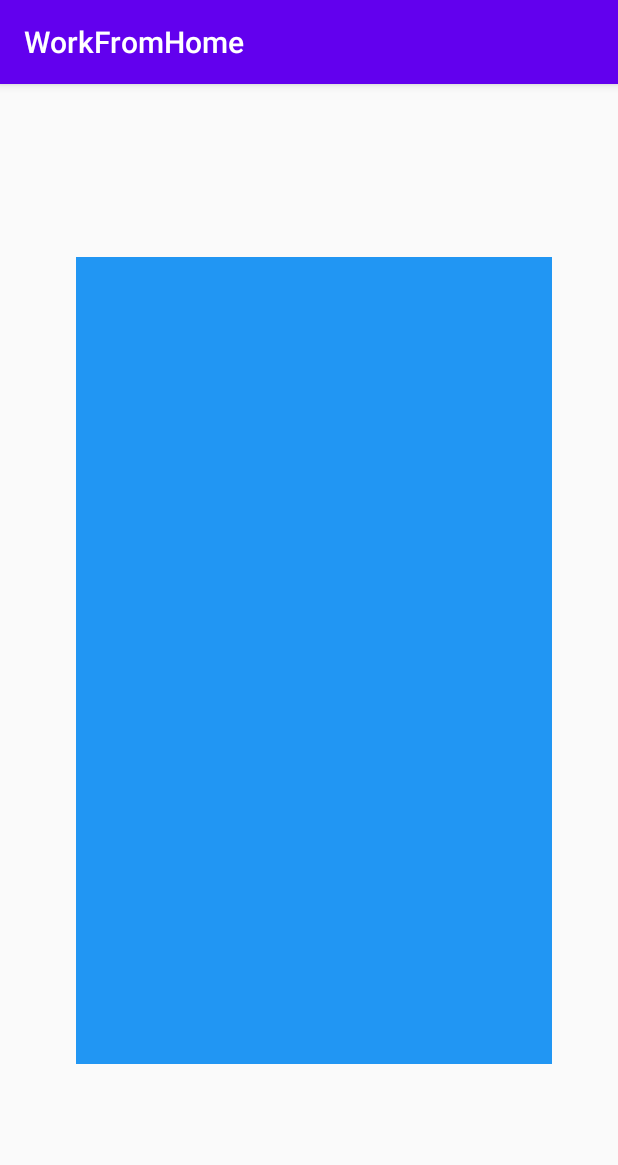
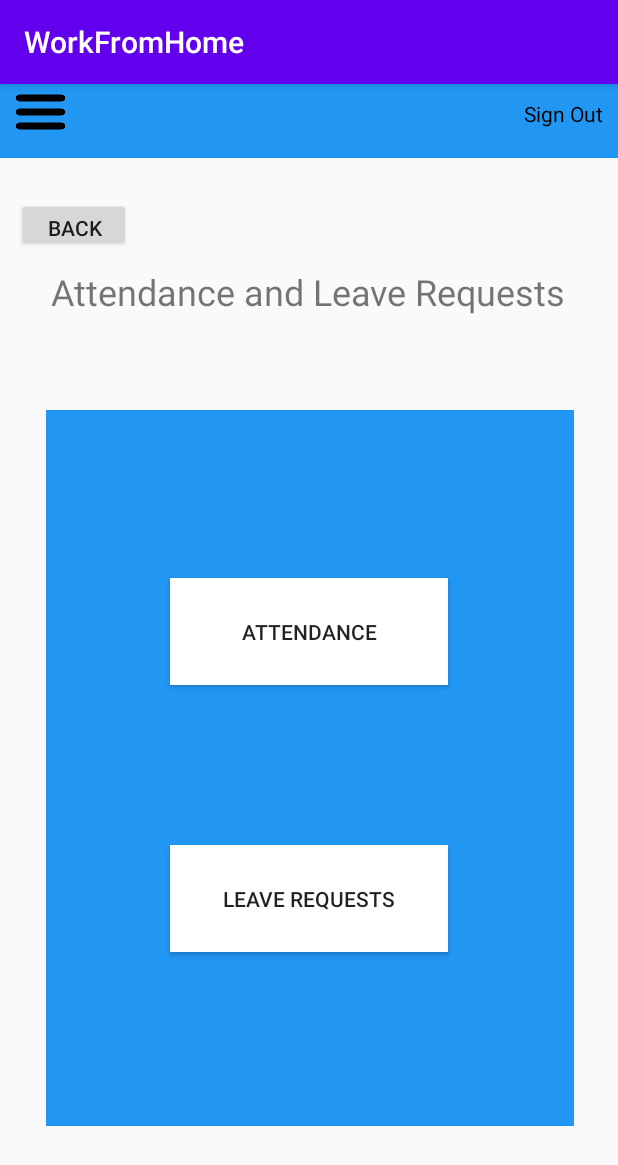
Before and after one commit to MrSavvy98/MAD_G5.17, an Android app: the Attendance screen opened directly, with no data from a screen before it, on a phone screen of 412 x 824 dp. Shown: the top 1165 px of the screen. Run offline under Robolectric (Android 15) with nearby library versions, the phone set to English and light mode, and no system bars.

Commit message:
Attendance and Leave pages added

```diff
--- a/app/src/main/AndroidManifest.xml
+++ b/app/src/main/AndroidManifest.xml
@@ -9,11 +9,13 @@
         android:roundIcon="@mipmap/ic_launcher_round"
         android:supportsRtl="true"
         android:theme="@style/AppTheme">
-        <activity android:name=".Attendance"></activity>
+        <activity android:name=".Leave"></activity>
+        <activity android:name=".MarkAttendance" />
+        <activity android:name=".Attendance" />
         <activity
             android:name=".Attendance2Activity"
             android:label="@string/title_activity_attendance2"
-            android:theme="@style/AppTheme.NoActionBar"></activity>
+            android:theme="@style/AppTheme.NoActionBar" />
         <activity android:name=".home" />
         <activity android:name=".MainActivity">
             <intent-filter>
--- a/app/src/main/java/com/example/workfromhome/Attendance.java
+++ b/app/src/main/java/com/example/workfromhome/Attendance.java
@@ -2,7 +2,10 @@ package com.example.workfromhome;
 
 import androidx.appcompat.app.AppCompatActivity;
 
+import android.content.Intent;
 import android.os.Bundle;
+import android.view.View;
+import android.widget.Button;
 
 public class Attendance extends AppCompatActivity {
 
@@ -10,5 +13,35 @@ public class Attendance extends AppCompatActivity {
     protected void onCreate(Bundle savedInstanceState) {
         super.onCreate(savedInstanceState);
         setContentView(R.layout.activity_attendance);
+
+
+        final Button btn_back = findViewById(R.id.btn_back);
+        final Button btn_att = findViewById(R.id.btn_Attendance);
+        final Button btn_leave = findViewById(R.id.btn_Leave);
+
+        btn_back.setOnClickListener(new View.OnClickListener() {
+            @Override
+            public void onClick(View view) {
+                Intent intent = new Intent(Attendance.this, home.class);
+                startActivity(intent);
+            }
+        });
+
+        btn_att.setOnClickListener(new View.OnClickListener() {
+            @Override
+            public void onClick(View view) {
+                Intent intent1 = new Intent(Attendance.this, MarkAttendance.class);
+                startActivity(intent1);
+            }
+        });
+
+        btn_leave.setOnClickListener(new View.OnClickListener() {
+            @Override
+            public void onClick(View view) {
+
+                Intent intent2 = new Intent(Attendance.this, Leave.class);
+                startActivity(intent2);
+            }
+        });
     }
 }
--- a/app/src/main/res/layout/activity_attendance.xml
+++ b/app/src/main/res/layout/activity_attendance.xml
@@ -8,11 +8,101 @@
 
     <View
         android:id="@+id/view"
-        android:layout_width="317dp"
-        android:layout_height="538dp"
-        android:layout_marginEnd="44dp"
+        android:layout_width="417dp"
+        android:layout_height="49dp"
         android:background="#2196F3"
         app:layout_constraintBottom_toBottomOf="parent"
         app:layout_constraintEnd_toEndOf="parent"
-        app:layout_constraintTop_toTopOf="parent" />
+        app:layout_constraintStart_toStartOf="parent"
+        app:layout_constraintTop_toTopOf="parent"
+        app:layout_constraintVertical_bias="0.0" />
+
+    <TextView
+        android:id="@+id/textView12"
+        android:layout_width="wrap_content"
+        android:layout_height="wrap_content"
+        android:layout_marginTop="10dp"
+        android:layout_marginEnd="10dp"
+        android:layout_marginBottom="68dp"
+        android:text="Sign Out"
+        android:textColor="@color/design_default_color_on_secondary"
+        app:layout_constraintBottom_toTopOf="@+id/view3"
+        app:layout_constraintEnd_toEndOf="parent"
+        app:layout_constraintTop_toTopOf="parent"
+        app:layout_constraintVertical_bias="0.0" />
+
+    <ImageView
+        android:id="@+id/imageView3"
+        android:layout_width="91dp"
+        android:layout_height="37dp"
+        android:layout_marginEnd="340dp"
+        app:layout_constraintBottom_toBottomOf="parent"
+        app:layout_constraintEnd_toEndOf="parent"
+        app:layout_constraintTop_toTopOf="parent"
+        app:layout_constraintVertical_bias="0.0"
+        app:srcCompat="@drawable/hamburger_icon_svg"
+        tools:srcCompat="@drawable/hamburger_icon_svg" />
+
+    <Button
+        android:id="@+id/btn_back"
+        android:layout_width="76dp"
+        android:layout_height="36dp"
+        android:text="@string/back"
+        app:layout_constraintBottom_toBottomOf="parent"
+        app:layout_constraintEnd_toEndOf="parent"
+        app:layout_constraintHorizontal_bias="0.034"
+        app:layout_constraintStart_toStartOf="parent"
+        app:layout_constraintTop_toTopOf="@+id/view"
+        app:layout_constraintVertical_bias="0.104" />
+
+    <View
+        android:id="@+id/view4"
+        android:layout_width="352dp"
+        android:layout_height="477dp"
+        android:background="#2196F3"
+        app:layout_constraintBottom_toBottomOf="parent"
+        app:layout_constraintEnd_toEndOf="parent"
+        app:layout_constraintHorizontal_bias="0.513"
+        app:layout_constraintStart_toStartOf="parent"
+        app:layout_constraintTop_toTopOf="parent"
+        app:layout_constraintVertical_bias="0.748" />
+
+    <Button
+        android:id="@+id/btn_Leave"
+        android:layout_width="185dp"
+        android:layout_height="71dp"
+        android:background="#FFFFFF"
+        android:text="@string/Leave"
+        app:layout_constraintBottom_toBottomOf="@+id/view4"
+        app:layout_constraintEnd_toEndOf="parent"
+        app:layout_constraintStart_toStartOf="parent"
+        app:layout_constraintTop_toBottomOf="@+id/textView11"
+        app:layout_constraintVertical_bias="0.753" />
+
+    <TextView
+        android:id="@+id/textView11"
+        android:layout_width="wrap_content"
+        android:layout_height="wrap_content"
+        android:layout_marginEnd="16dp"
+        android:text="@string/Att"
+        android:textSize="24sp"
+        app:layout_constraintBottom_toBottomOf="parent"
+        app:layout_constraintEnd_toEndOf="parent"
+        app:layout_constraintHorizontal_bias="0.641"
+        app:layout_constraintStart_toStartOf="parent"
+        app:layout_constraintTop_toTopOf="parent"
+        app:layout_constraintVertical_bias="0.166" />
+
+    <Button
+        android:id="@+id/btn_Attendance"
+        android:layout_width="185dp"
+        android:layout_height="71dp"
+        android:background="#FFFFFF"
+        android:text="@string/atte"
+        app:layout_constraintBottom_toBottomOf="@+id/view4"
+        app:layout_constraintEnd_toEndOf="parent"
+        app:layout_constraintStart_toStartOf="parent"
+        app:layout_constraintTop_toBottomOf="@+id/textView11"
+        app:layout_constraintVertical_bias="0.372" />
+
 </androidx.constraintlayout.widget.ConstraintLayout>
--- a/app/src/main/res/values/strings.xml
+++ b/app/src/main/res/values/strings.xml
@@ -26,4 +26,8 @@
     <string name="menu_gallery">Gallery</string>
     <string name="menu_slideshow">Slideshow</string>
     <string name="title_activity_attendance2">Attendance</string>
+    <string name="back">Back</string>
+    <string name="atte">Attendance</string>
+    <string name="Leave">Leave Requests</string>
+    <string name="signout">Sign Out</string>
 </resources>
```
Also changed, not shown: app/src/main/java/com/example/workfromhome/Leave.java (added, +28 -0 lines), app/src/main/java/com/example/workfromhome/MarkAttendance.java (added, +14 -0 lines), app/src/main/res/layout/activity_home.xml (+28 -22 lines), app/src/main/res/layout/activity_leave.xml (added, +225 -0 lines), app/src/main/res/layout/activity_mark_attendance.xml (added, +127 -0 lines), app/src/main/res/drawable/hamburger_icon_svg.png (added).
